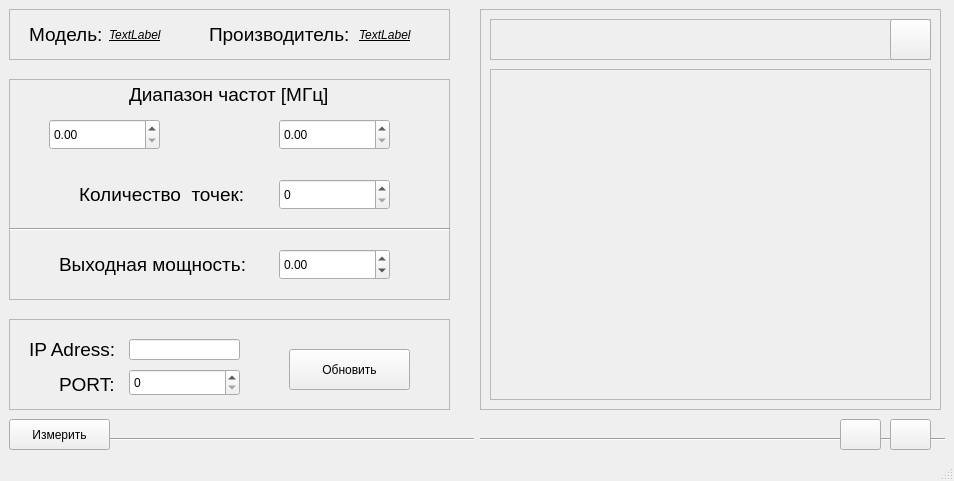
Above: ui/mainwindow.ui from DnevnnoiSon/S2VNA_CONTROL before the change. Below: the same form after it.
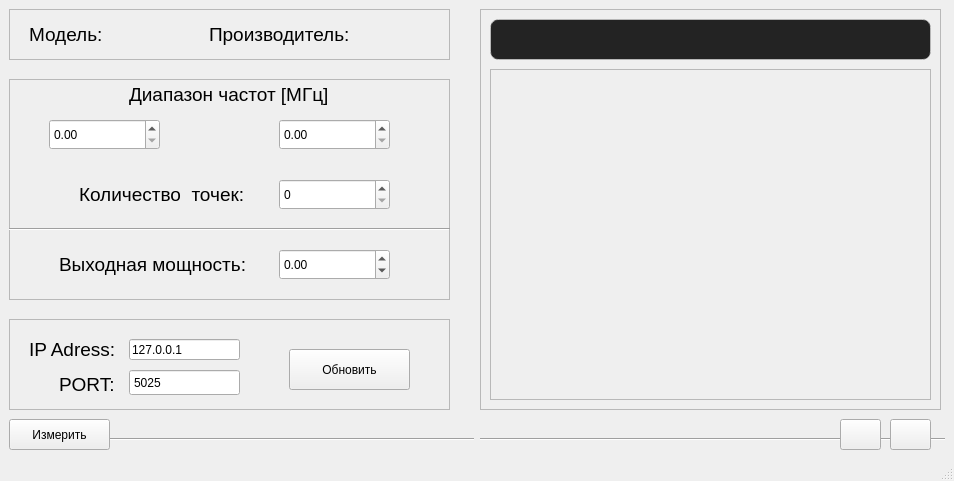
That is the form after the change. Icons and pictures are not drawn.

Patch:
```diff
--- a/ui/mainwindow.ui
+++ b/ui/mainwindow.ui
@@ -133,11 +133,15 @@
         <property name="font">
          <font>
           <italic>true</italic>
+          <bold>true</bold>
           <underline>true</underline>
          </font>
         </property>
+        <property name="styleSheet">
+         <string notr="true">color: green; font-weight: bold;</string>
+        </property>
         <property name="text">
-         <string>TextLabel</string>
+         <string/>
         </property>
        </widget>
        <widget class="QLabel" name="vendorLabel">
@@ -152,13 +156,16 @@
         <property name="font">
          <font>
           <italic>true</italic>
-          <bold>false</bold>
+          <bold>true</bold>
           <underline>true</underline>
           <strikeout>false</strikeout>
          </font>
         </property>
+        <property name="styleSheet">
+         <string notr="true">color: green; font-weight: bold;</string>
+        </property>
         <property name="text">
-         <string>TextLabel</string>
+         <string/>
         </property>
        </widget>
       </widget>
@@ -372,9 +379,15 @@
           <height>27</height>
          </size>
         </property>
+        <property name="buttonSymbols">
+         <enum>QAbstractSpinBox::NoButtons</enum>
+        </property>
         <property name="maximum">
          <number>65536</number>
         </property>
+        <property name="value">
+         <number>5025</number>
+        </property>
        </widget>
        <widget class="QLineEdit" name="ipLineEdit">
         <property name="geometry">
@@ -386,7 +399,7 @@
          </rect>
         </property>
         <property name="text">
-         <string/>
+         <string>127.0.0.1</string>
         </property>
        </widget>
        <widget class="QPushButton" name="updateButton">
@@ -474,6 +487,11 @@
           <height>41</height>
          </rect>
         </property>
+        <property name="styleSheet">
+         <string notr="true">background-color: rgb(35,35,35);
+border: 1px solid rgba(255, 255, 255, 100);
+border-radius: 8px;</string>
+        </property>
         <property name="frameShape">
          <enum>QFrame::StyledPanel</enum>
         </property>
@@ -500,6 +518,9 @@
          <property name="focusPolicy">
           <enum>Qt::NoFocus</enum>
          </property>
+         <property name="styleSheet">
+          <string notr="true">border: 2px solid transparent;</string>
+         </property>
          <property name="text">
           <string/>
          </property>
@@ -549,6 +570,9 @@
          <property name="autoFillBackground">
           <bool>false</bool>
          </property>
+         <property name="styleSheet">
+          <string notr="true">background: transparent; border: none;</string>
+         </property>
          <property name="text">
           <string/>
          </property>
@@ -562,6 +586,9 @@
            <height>24</height>
           </size>
          </property>
+         <property name="flat">
+          <bool>true</bool>
+         </property>
         </widget>
        </widget>
        <widget class="QFrame" name="frame_6">
```
Left out of the diff: 3 changed lines with no effect on the pictures.
